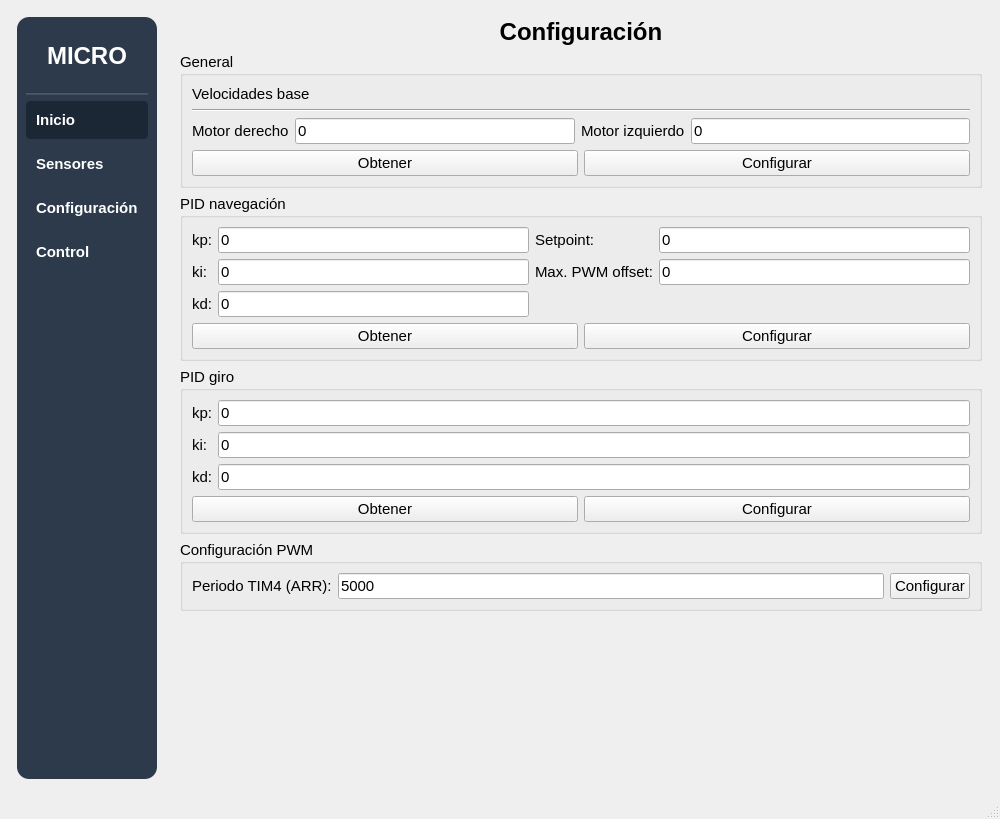
IvanLeiCas22/HMI_MICROMOUSE_V4, file mainwindow.ui: the form before one commit.
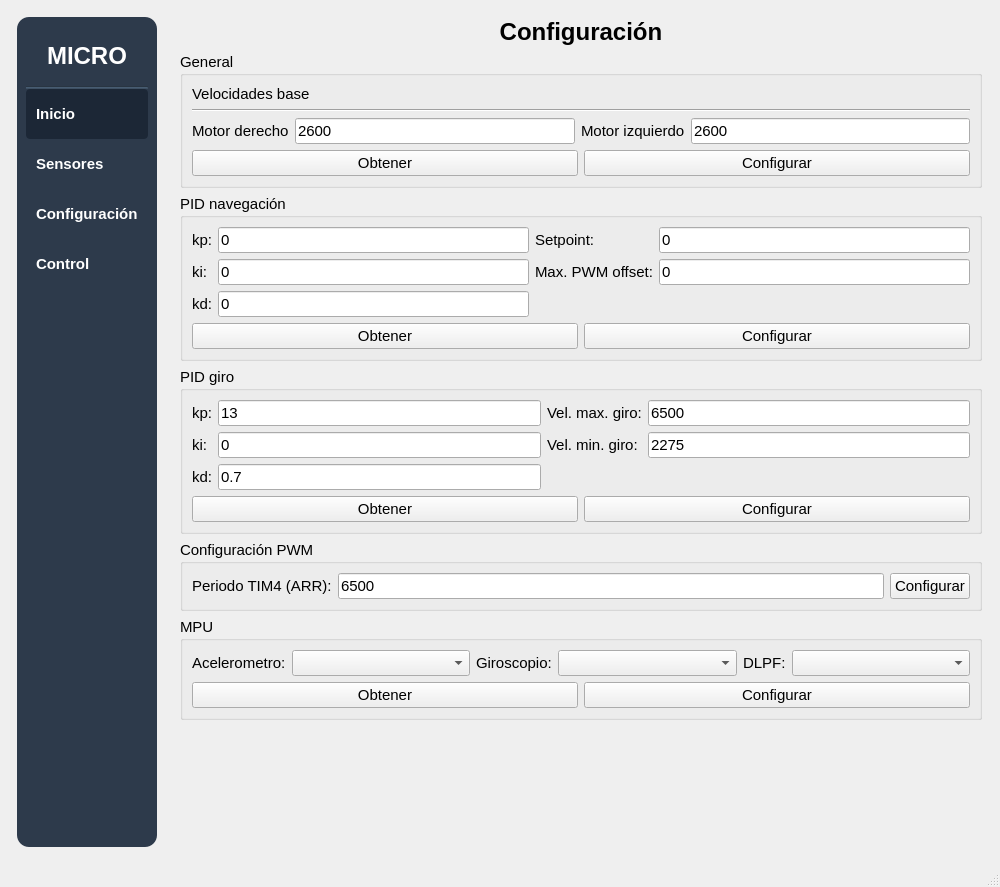
The form after the commit.

Commit message: Configuraciones extra PID giro

The edit to the form file:
```diff
--- a/mainwindow.ui
+++ b/mainwindow.ui
@@ -7,7 +7,7 @@
     <x>0</x>
     <y>0</y>
     <width>1000</width>
-    <height>819</height>
+    <height>887</height>
    </rect>
   </property>
   <property name="font">
@@ -41,6 +41,9 @@
        <enum>QFrame::Plain</enum>
       </property>
       <layout class="QVBoxLayout" name="verticalLayout">
+       <property name="spacing">
+        <number>0</number>
+       </property>
        <item>
         <widget class="QLabel" name="logoLabel">
          <property name="minimumSize">
@@ -82,6 +85,12 @@
        </item>
        <item>
         <widget class="QPushButton" name="btnHome">
+         <property name="minimumSize">
+          <size>
+           <width>0</width>
+           <height>50</height>
+          </size>
+         </property>
          <property name="font">
           <font>
            <pointsize>11</pointsize>
@@ -119,6 +128,12 @@
        </item>
        <item>
         <widget class="QPushButton" name="btnSensors">
+         <property name="minimumSize">
+          <size>
+           <width>0</width>
+           <height>50</height>
+          </size>
+         </property>
          <property name="font">
           <font>
            <pointsize>11</pointsize>
@@ -153,6 +168,12 @@
        </item>
        <item>
         <widget class="QPushButton" name="btnConfig">
+         <property name="minimumSize">
+          <size>
+           <width>0</width>
+           <height>50</height>
+          </size>
+         </property>
          <property name="font">
           <font>
            <pointsize>11</pointsize>
@@ -187,6 +208,12 @@
        </item>
        <item>
         <widget class="QPushButton" name="btnControl">
+         <property name="minimumSize">
+          <size>
+           <width>0</width>
+           <height>50</height>
+          </size>
+         </property>
          <property name="font">
           <font>
            <pointsize>11</pointsize>
@@ -1372,7 +1399,7 @@
              <item>
               <widget class="QLineEdit" name="editRightMotorBaseSpeed">
                <property name="text">
-                <string>0</string>
+                <string>2600</string>
                </property>
               </widget>
              </item>
@@ -1386,7 +1413,7 @@
              <item>
               <widget class="QLineEdit" name="editLeftMotorBaseSpeed">
                <property name="text">
-                <string>0</string>
+                <string>2600</string>
                </property>
               </widget>
              </item>
@@ -1522,20 +1549,6 @@
           <layout class="QVBoxLayout" name="verticalLayout_16">
            <item>
             <layout class="QGridLayout" name="gridLayout_7">
-             <item row="2" column="0">
-              <widget class="QLabel" name="label_29">
-               <property name="text">
-                <string>kd:</string>
-               </property>
-              </widget>
-             </item>
-             <item row="0" column="0">
-              <widget class="QLabel" name="label_27">
-               <property name="text">
-                <string>kp:</string>
-               </property>
-              </widget>
-             </item>
              <item row="1" column="0">
               <widget class="QLabel" name="label_28">
                <property name="text">
@@ -1543,27 +1556,69 @@
                </property>
               </widget>
              </item>
-             <item row="1" column="1">
-              <widget class="QLineEdit" name="editKiTurn">
+             <item row="0" column="0">
+              <widget class="QLabel" name="label_27">
                <property name="text">
-                <string>0</string>
+                <string>kp:</string>
+               </property>
+              </widget>
+             </item>
+             <item row="2" column="0">
+              <widget class="QLabel" name="label_29">
+               <property name="text">
+                <string>kd:</string>
                </property>
               </widget>
              </item>
              <item row="2" column="1">
               <widget class="QLineEdit" name="editKdTurn">
                <property name="text">
-                <string>0</string>
+                <string>0.7</string>
+               </property>
+              </widget>
+             </item>
+             <item row="0" column="2">
+              <widget class="QLabel" name="label_31">
+               <property name="text">
+                <string>Vel. max. giro:</string>
                </property>
               </widget>
              </item>
              <item row="0" column="1">
               <widget class="QLineEdit" name="editKpTurn">
                <property name="text">
+                <string>13</string>
+               </property>
+              </widget>
+             </item>
+             <item row="1" column="1">
+              <widget class="QLineEdit" name="editKiTurn">
+               <property name="text">
                 <string>0</string>
                </property>
               </widget>
              </item>
+             <item row="0" column="3">
+              <widget class="QLineEdit" name="editMaxTurnSpeed">
+               <property name="text">
+                <string>6500</string>
+               </property>
+              </widget>
+             </item>
+             <item row="1" column="2">
+              <widget class="QLabel" name="label_35">
+               <property name="text">
+                <string>Vel. min. giro:</string>
+               </property>
+              </widget>
+             </item>
+             <item row="1" column="3">
+              <widget class="QLineEdit" name="editMinTurnSpeed">
+               <property name="text">
+                <string>2275</string>
+               </property>
+              </widget>
+             </item>
             </layout>
            </item>
            <item>
@@ -1620,7 +1675,7 @@
                 </font>
                </property>
                <property name="text">
-                <string>5000</string>
+                <string>6500</string>
                </property>
               </widget>
              </item>
@@ -1641,6 +1696,85 @@
           </layout>
          </widget>
         </item>
+        <item>
+         <widget class="QGroupBox" name="groupBoxMpuConfig">
+          <property name="title">
+           <string>MPU</string>
+          </property>
+          <layout class="QVBoxLayout" name="verticalLayout_19">
+           <item>
+            <layout class="QHBoxLayout" name="horizontalLayout_20">
+             <item>
+              <widget class="QLabel" name="label_32">
+               <property name="sizePolicy">
+                <sizepolicy hsizetype="Fixed" vsizetype="Preferred">
+                 <horstretch>0</horstretch>
+                 <verstretch>0</verstretch>
+                </sizepolicy>
+               </property>
+               <property name="text">
+                <string>Acelerometro:</string>
+               </property>
+              </widget>
+             </item>
+             <item>
+              <widget class="QComboBox" name="comboAccelConfig"/>
+             </item>
+             <item>
+              <widget class="QLabel" name="label_33">
+               <property name="sizePolicy">
+                <sizepolicy hsizetype="Fixed" vsizetype="Preferred">
+                 <horstretch>0</horstretch>
+                 <verstretch>0</verstretch>
+                </sizepolicy>
+               </property>
+               <property name="text">
+                <string>Giroscopio:</string>
+               </property>
+              </widget>
+             </item>
+             <item>
+              <widget class="QComboBox" name="comboGyroConfig"/>
+             </item>
+             <item>
+              <widget class="QLabel" name="label_34">
+               <property name="sizePolicy">
+                <sizepolicy hsizetype="Fixed" vsizetype="Preferred">
+                 <horstretch>0</horstretch>
+                 <verstretch>0</verstretch>
+                </sizepolicy>
+               </property>
+               <property name="text">
+                <string>DLPF:</string>
+               </property>
+              </widget>
+             </item>
+             <item>
+              <widget class="QComboBox" name="comboDlpfConfig"/>
+             </item>
+            </layout>
+           </item>
+           <item>
+            <layout class="QHBoxLayout" name="horizontalLayout_21">
+             <item>
+              <widget class="QPushButton" name="btnGetMpuConfig">
+               <property name="text">
+                <string>Obtener</string>
+               </property>
+              </widget>
+             </item>
+             <item>
+              <widget class="QPushButton" name="btnSetMpuConfig">
+               <property name="text">
+                <string>Configurar</string>
+               </property>
+              </widget>
+             </item>
+            </layout>
+           </item>
+          </layout>
+         </widget>
+        </item>
         <item>
          <spacer name="verticalSpacer_3">
           <property name="orientation">
@@ -1733,19 +1867,19 @@
              <item row="1" column="1">
               <widget class="QSlider" name="hSliderRightMotorNeg">
                <property name="maximum">
-                <number>10000</number>
+                <number>100</number>
                </property>
                <property name="singleStep">
-                <number>1000</number>
+                <number>1</number>
                </property>
                <property name="pageStep">
-                <number>1000</number>
+                <number>5</number>
                </property>
                <property name="orientation">
                 <enum>Qt::Horizontal</enum>
                </property>
                <property name="tickInterval">
-                <number>100</number>
+                <number>1</number>
                </property>
               </widget>
              </item>
@@ -1757,13 +1891,13 @@
                 </font>
                </property>
                <property name="maximum">
-                <number>10000</number>
+                <number>100</number>
                </property>
                <property name="singleStep">
-                <number>1000</number>
+                <number>1</number>
                </property>
                <property name="pageStep">
-                <number>1000</number>
+                <number>5</number>
                </property>
                <property name="sliderPosition">
                 <number>0</number>
@@ -1784,7 +1918,7 @@
                 <enum>QSlider::NoTicks</enum>
                </property>
                <property name="tickInterval">
-                <number>100</number>
+                <number>1</number>
                </property>
               </widget>
              </item>
@@ -1796,10 +1930,10 @@
                 </font>
                </property>
                <property name="maximum">
-                <number>10000</number>
+                <number>100</number>
                </property>
                <property name="singleStep">
-                <number>100</number>
+                <number>1</number>
                </property>
               </widget>
              </item>
@@ -1811,10 +1945,10 @@
                 </font>
                </property>
                <property name="maximum">
-                <number>10000</number>
+                <number>100</number>
                </property>
                <property name="singleStep">
-                <number>100</number>
+                <number>1</number>
                </property>
               </widget>
              </item>
@@ -1861,19 +1995,19 @@
                 </font>
                </property>
                <property name="maximum">
-                <number>10000</number>
+                <number>100</number>
                </property>
                <property name="singleStep">
-                <number>1000</number>
+                <number>1</number>
                </property>
                <property name="pageStep">
-                <number>1000</number>
+                <number>5</number>
                </property>
                <property name="orientation">
                 <enum>Qt::Horizontal</enum>
                </property>
                <property name="tickInterval">
-                <number>100</number>
+                <number>1</number>
                </property>
               </widget>
              </item>
@@ -1885,13 +2019,13 @@
                 </font>
                </property>
                <property name="maximum">
-                <number>10000</number>
+                <number>100</number>
                </property>
                <property name="singleStep">
-                <number>1000</number>
+                <number>1</number>
                </property>
                <property name="pageStep">
-                <number>1000</number>
+                <number>5</number>
                </property>
                <property name="value">
                 <number>0</number>
@@ -1906,7 +2040,7 @@
                 <enum>QSlider::NoTicks</enum>
                </property>
                <property name="tickInterval">
-                <number>100</number>
+                <number>1</number>
                </property>
               </widget>
              </item>
@@ -1930,10 +2064,10 @@
                 </font>
                </property>
                <property name="maximum">
-                <number>10000</number>
+                <number>100</number>
                </property>
                <property name="singleStep">
-                <number>100</number>
+                <number>1</number>
                </property>
               </widget>
              </item>
@@ -1945,10 +2079,10 @@
                 </font>
                </property>
                <property name="maximum">
-                <number>10000</number>
+                <number>100</number>
                </property>
                <property name="singleStep">
-                <number>100</number>
+                <number>1</number>
                </property>
               </widget>
              </item>
@@ -1958,6 +2092,11 @@
             <layout class="QHBoxLayout" name="horizontalLayout_11">
              <item>
               <widget class="QPushButton" name="btnApplyPWM">
+               <property name="font">
+                <font>
+                 <pointsize>13</pointsize>
+                </font>
+               </property>
                <property name="text">
                 <string>Aplicar PWM</string>
                </property>
@@ -1965,6 +2104,11 @@
              </item>
              <item>
               <widget class="QPushButton" name="btnStopMotor">
+               <property name="font">
+                <font>
+                 <pointsize>13</pointsize>
+                </font>
+               </property>
                <property name="text">
                 <string>Detener motores</string>
                </property>
@@ -1972,6 +2116,11 @@
              </item>
              <item>
               <widget class="QPushButton" name="btnGetPWM">
+               <property name="font">
+                <font>
+                 <pointsize>13</pointsize>
+                </font>
+               </property>
                <property name="text">
                 <string>Obtener PWM</string>
                </property>
```
The commit also changes 17 other files.
